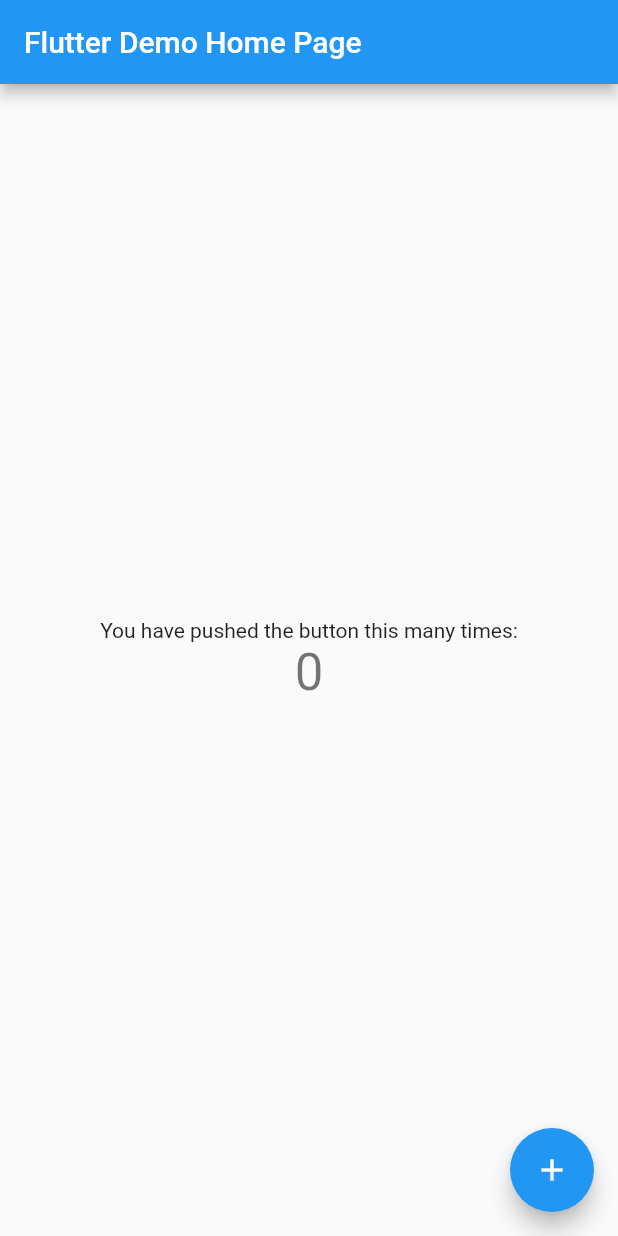
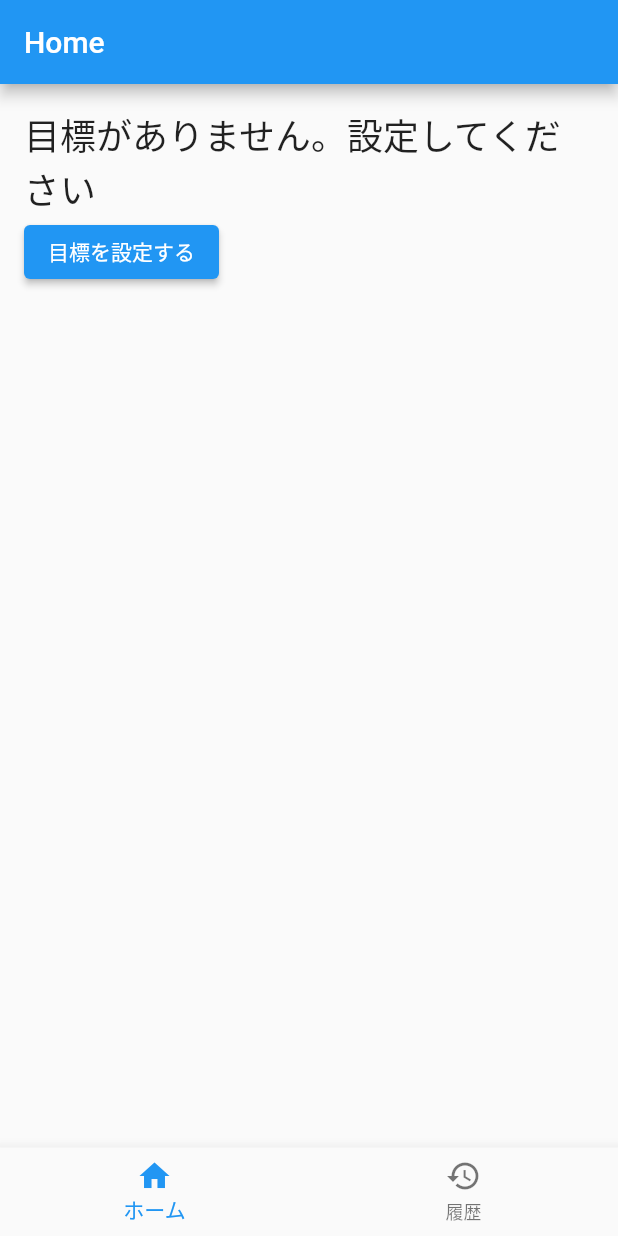
Before and after one commit to narumi0610/habit_app, a Flutter app: the screen it shows after launch, on a phone screen of 412 x 824 dp. Run offline on Flutter 3.47's test engine with Material 2 defaults, Android fonts, the phone set to English and light mode, and no system bars; our stand-ins replace realm; generated files the repository leaves out were written again.

Commit message:
だいたいの画面を作成

```diff
--- a/lib/main.dart
+++ b/lib/main.dart
@@ -1,115 +1,63 @@
 import 'package:flutter/material.dart';
+import 'package:habit_app/screens/goal_history_screen.dart';
+import 'package:habit_app/screens/home_screen.dart';
 
 void main() {
-  runApp(const MyApp());
+  runApp(HabitApp());
 }
 
-class MyApp extends StatelessWidget {
-  const MyApp({super.key});
-
-  // This widget is the root of your application.
+class HabitApp extends StatelessWidget {
   @override
   Widget build(BuildContext context) {
     return MaterialApp(
-      title: 'Flutter Demo',
+      title: 'Habit App',
       theme: ThemeData(
-        // This is the theme of your application.
-        //
-        // Try running your application with "flutter run". You'll see the
-        // application has a blue toolbar. Then, without quitting the app, try
-        // changing the primarySwatch below to Colors.green and then invoke
-        // "hot reload" (press "r" in the console where you ran "flutter run",
-        // or simply save your changes to "hot reload" in a Flutter IDE).
-        // Notice that the counter didn't reset back to zero; the application
-        // is not restarted.
         primarySwatch: Colors.blue,
       ),
-      home: const MyHomePage(title: 'Flutter Demo Home Page'),
+      home: MyStatefulWidget(),
     );
   }
 }
 
-class MyHomePage extends StatefulWidget {
-  const MyHomePage({super.key, required this.title});
-
-  // This widget is the home page of your application. It is stateful, meaning
-  // that it has a State object (defined below) that contains fields that affect
-  // how it looks.
-
-  // This class is the configuration for the state. It holds the values (in this
-  // case the title) provided by the parent (in this case the App widget) and
-  // used by the build method of the State. Fields in a Widget subclass are
-  // always marked "final".
-
-  final String title;
+class MyStatefulWidget extends StatefulWidget {
+  const MyStatefulWidget({super.key});
 
   @override
-  State<MyHomePage> createState() => _MyHomePageState();
+  State<MyStatefulWidget> createState() => _MyStatefulWidgetState();
 }
 
-class _MyHomePageState extends State<MyHomePage> {
-  int _counter = 0;
-
-  void _incrementCounter() {
+class _MyStatefulWidgetState extends State<MyStatefulWidget> {
+  int _selectedIndex = 0;
+  List<Widget> _widgetOptions = <Widget>[
+    HomeScreen(),
+    GoalHistoryScreen(),
+  ];
+  void _onItemTapped(int index) {
     setState(() {
-      // This call to setState tells the Flutter framework that something has
-      // changed in this State, which causes it to rerun the build method below
-      // so that the display can reflect the updated values. If we changed
-      // _counter without calling setState(), then the build method would not be
-      // called again, and so nothing would appear to happen.
-      _counter++;
+      _selectedIndex = index;
     });
   }
 
   @override
   Widget build(BuildContext context) {
-    // This method is rerun every time setState is called, for instance as done
-    // by the _incrementCounter method above.
-    //
-    // The Flutter framework has been optimized to make rerunning build methods
-    // fast, so that you can just rebuild anything that needs updating rather
-    // than having to individually change instances of widgets.
     return Scaffold(
-      appBar: AppBar(
-        // Here we take the value from the MyHomePage object that was created by
-        // the App.build method, and use it to set our appbar title.
-        title: Text(widget.title),
+      body: Center(
+        child: _widgetOptions.elementAt(_selectedIndex),
       ),
-      body: Center(
-        // Center is a layout widget. It takes a single child and positions it
-        // in the middle of the parent.
-        child: Column(
-          // Column is also a layout widget. It takes a list of children and
-          // arranges them vertically. By default, it sizes itself to fit its
-          // children horizontally, and tries to be as tall as its parent.
-          //
-          // Invoke "debug painting" (press "p" in the console, choose the
-          // "Toggle Debug Paint" action from the Flutter Inspector in Android
-          // Studio, or the "Toggle Debug Paint" command in Visual Studio Code)
-          // to see the wireframe for each widget.
-          //
-          // Column has various properties to control how it sizes itself and
-          // how it positions its children. Here we use mainAxisAlignment to
-          // center the children vertically; the main axis here is the vertical
-          // axis because Columns are vertical (the cross axis would be
-          // horizontal).
-          mainAxisAlignment: MainAxisAlignment.center,
-          children: <Widget>[
-            const Text(
-              'You have pushed the button this many times:',
-            ),
-            Text(
-              '$_counter',
-              style: Theme.of(context).textTheme.headline4,
-            ),
-          ],
-        ),
+      bottomNavigationBar: BottomNavigationBar(
+        items: const [
+          BottomNavigationBarItem(
+            icon: Icon(Icons.home),
+            label: 'ホーム',
+          ),
+          BottomNavigationBarItem(
+            icon: Icon(Icons.history),
+            label: '履歴',
+          ),
+        ],
+        currentIndex: _selectedIndex,
+        onTap: _onItemTapped,
       ),
-      floatingActionButton: FloatingActionButton(
-        onPressed: _incrementCounter,
-        tooltip: 'Increment',
-        child: const Icon(Icons.add),
-      ), // This trailing comma makes auto-formatting nicer for build methods.
     );
   }
 }
--- a/lib/models/habit.dart
+++ b/lib/models/habit.dart
@@ -1,55 +1,32 @@
-import 'dart:convert';
+import 'package:realm/realm.dart';
+part 'habit.g.dart';
 
-class Habit {
-  final String id;
-  final String title;
-  final DateTime startDate;
-  final int currentStreak;
-  final bool isCompleted;
+@RealmModel()
+class _Habit {
+  @PrimaryKey()
+  @MapTo('_id')
+  late ObjectId id;
+  late String title;
+  late DateTime startDate;
+  late int currentState;
+  late bool isCompleted;
+}
 
-  Habit({
-    required this.id,
-    required this.title,
-    required this.startDate,
-    required this.currentStreak,
-    required this.isCompleted,
-  });
+var config = Configuration.local([Habit.schema]);
 
-  // JSONマップからHabitオブジェクトを作成するための名前付きコンストラクタ
-  factory Habit.fromJson(Map<String, dynamic> json) {
-    return Habit(
-      id: json['id'],
-      title: json['title'],
-      startDate: DateTime.parse(json['startDate']),
-      currentStreak: json['currentStreak'],
-      isCompleted: json['isCompleted'],
-    );
-  }
+var realm = Realm(config);
 
-  // HabitオブジェクトをJSONマップに変換するメソッド
-  Map<String, dynamic> toJson() {
-    return {
-      'id': id,
-      'title': title,
-      'startDate': startDate.toIso8601String(),
-      'currentStreak': currentStreak,
-      'isCompleted': isCompleted,
-    };
-  }
+var habit = Habit(
+  ObjectId(),
+  '習慣を作る',
+  DateTime.now(),
+  0,
+  false,
+);
 
-  // JSON文字列から習慣オブジェクトを作成するヘルパーメソッドです。
-  static Habit fromJsonString(String jsonString) {
-    Map<String, dynamic> jsonMap = jsonDecode(jsonString);
-    return Habit.fromJson(jsonMap);
-  }
+var addHabit = realm.write(() {
+  realm.add(habit);
+});
 
-  // HabitオブジェクトをJSON文字列に変換するヘルパーメソッドです。
-  String toJsonString() {
-    return jsonEncode(toJson());
-  }
-
-  // 開始日に30日足して終了日を算出する
-  DateTime getEndDate() {
-    return startDate.add(Duration(days: 30));
-  }
-}
+// すべての習慣を取得
+var habits = realm.all<Habit>();
--- /dev/null
+++ b/lib/screens/home_screen.dart
@@ -0,0 +1,72 @@
+import 'package:flutter/material.dart';
+import 'package:habit_app/models/habit.dart';
+import 'package:realm/realm.dart';
+
+class HomeScreen extends StatefulWidget {
+  @override
+  HomeScreenState createState() => HomeScreenState();
+}
+
+class HomeScreenState extends State<HomeScreen> {
+  Habit? _currentHabit;
+  String? _praiseText;
+  late Realm realm;
+
+  HomeScreenState() {
+    final config = Configuration.local([Habit.schema]);
+    realm = Realm(config);
+  }
+
+  @override
+  void initState() {
+    super.initState();
+    // _getCurrentHabit();
+  }
+
+  // 現在の習慣を取得
+  // Future<void> _getCurrentHabit() async {
+  //   var habits = realm.all<Habit>();
+  //   setState(() {
+  //     _currentHabit = habits.first;
+  //   });
+  // }
+
+  @override
+  Widget build(BuildContext context) {
+    return Scaffold(
+      appBar: AppBar(title: const Text('Home')),
+      body: Padding(
+        padding: const EdgeInsets.all(16.0),
+        child: Column(
+          crossAxisAlignment: CrossAxisAlignment.start,
+          children: [
+            if (_currentHabit != null) ...[
+              Text('習慣のタイトル: ${_currentHabit!.title}',
+                  style: const TextStyle(fontSize: 24)),
+              const SizedBox(height: 8),
+              // Text('継続日数: ${_currentHabit!.currentStreak} days',
+              //     style: const TextStyle(fontSize: 18)),
+              const SizedBox(height: 16),
+              ElevatedButton(
+                onPressed: () {},
+                child: const Text('今日の目標達成！'),
+              ),
+              if (_praiseText != null) ...[
+                const SizedBox(height: 16),
+                const Text('AI Praise:', style: TextStyle(fontSize: 18)),
+                const SizedBox(height: 8),
+                Text(_praiseText!, style: const TextStyle(fontSize: 16)),
+              ],
+            ] else ...[
+              const Text('目標がありません。設定してください', style: TextStyle(fontSize: 24)),
+              ElevatedButton(
+                onPressed: () {},
+                child: const Text('目標を設定する'),
+              ),
+            ],
+          ],
+        ),
+      ),
+    );
+  }
+}
--- a/pubspec.yaml
+++ b/pubspec.yaml
@@ -36,7 +36,7 @@ dependencies:
   # The following adds the Cupertino Icons font to your application.
   # Use with the CupertinoIcons class for iOS style icons.
   cupertino_icons: ^1.0.2
-  realm: ^0.7.0
+  realm: ^1.0.3
 
 dev_dependencies:
   flutter_test:
```
Also changed, not shown: lib/screens/goal_history_screen.dart (added, +36 -0 lines), lib/screens/set_goal_screen.dart (added, +55 -0 lines), lib/widgets/goal_item.dart (added, +27 -0 lines), lib/models/habit.g.dart (added), pubspec.lock, 8 other files.
